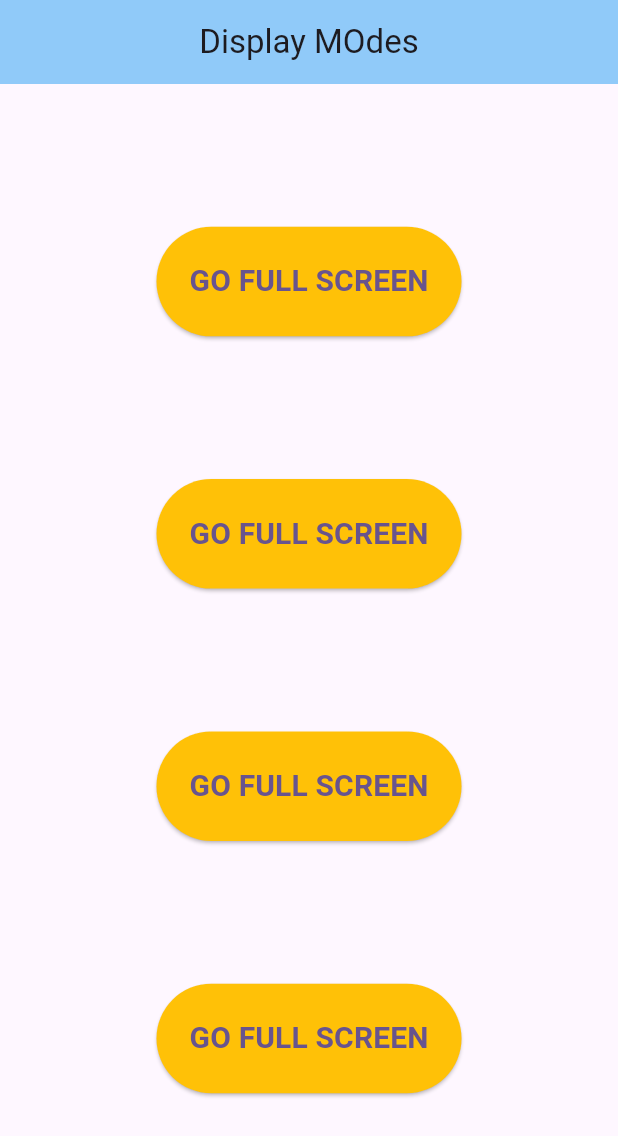
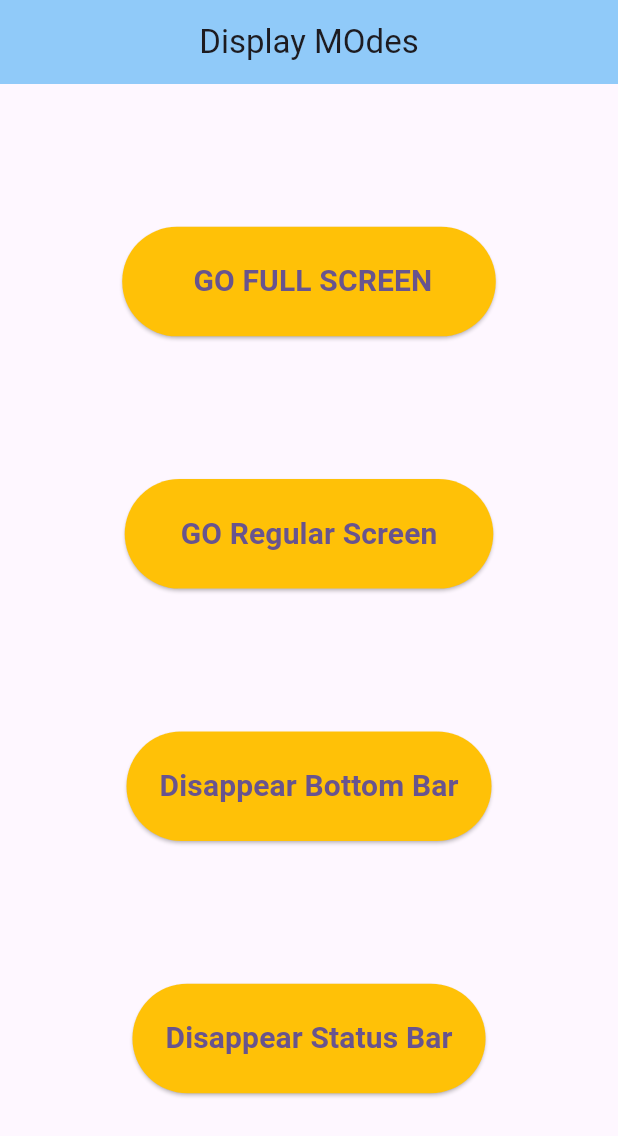
Before and after one commit to sohasara/Flutter-Full-Screen, a Flutter app: the screen it shows after launch, on a phone screen of 412 x 824 dp. Shown: the top 1136 px of the screen. Run offline on Flutter 3.47's test engine with Material 3 defaults, Android fonts, the phone set to English and light mode, and no system bars.

Commit message:
change tittle

```diff
--- a/lib/home.dart
+++ b/lib/home.dart
@@ -22,7 +22,7 @@ class HomePage extends StatelessWidget {
               ),
               onPressed: () {},
               child: const Text(
-                'GO FULL SCREEN',
+                '     GO FULL SCREEN    ',
                 style: TextStyle(
                   fontSize: 20,
                   fontWeight: FontWeight.bold,
@@ -36,7 +36,7 @@ class HomePage extends StatelessWidget {
               ),
               onPressed: () {},
               child: const Text(
-                'GO FULL SCREEN',
+                '   GO Regular Screen   ',
                 style: TextStyle(
                   fontSize: 20,
                   fontWeight: FontWeight.bold,
@@ -50,7 +50,7 @@ class HomePage extends StatelessWidget {
               ),
               onPressed: () {},
               child: const Text(
-                'GO FULL SCREEN',
+                'Disappear Bottom Bar',
                 style: TextStyle(
                   fontSize: 20,
                   fontWeight: FontWeight.bold,
@@ -64,7 +64,7 @@ class HomePage extends StatelessWidget {
               ),
               onPressed: () {},
               child: const Text(
-                'GO FULL SCREEN',
+                'Disappear Status Bar',
                 style: TextStyle(
                   fontSize: 20,
                   fontWeight: FontWeight.bold,
```
